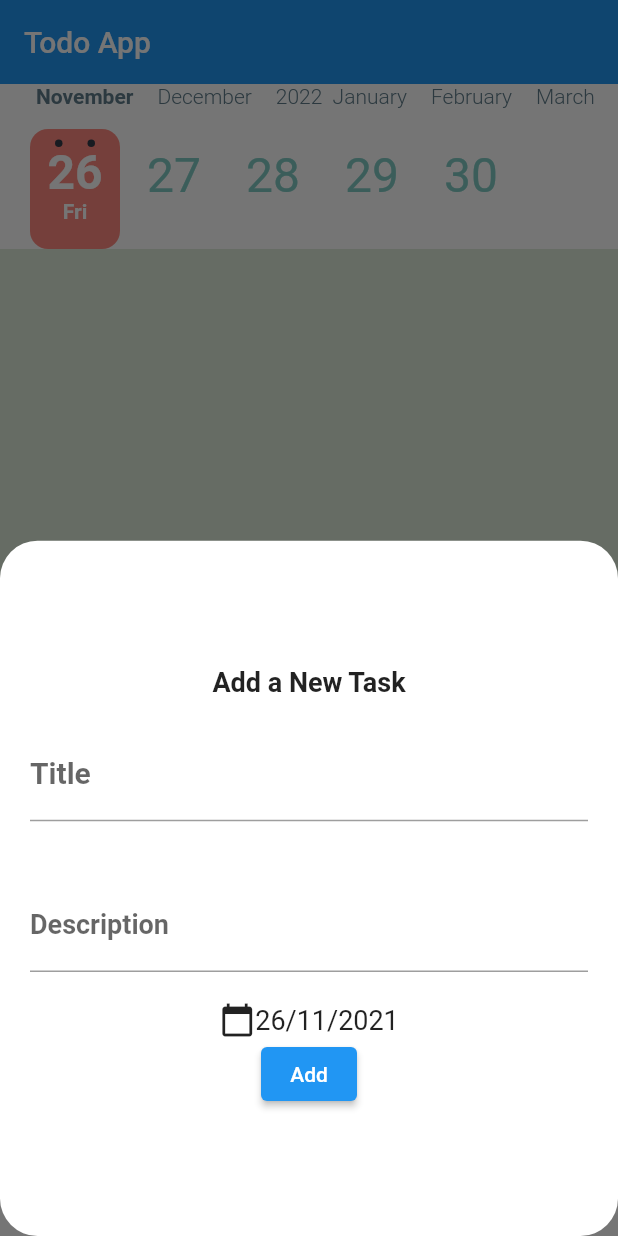
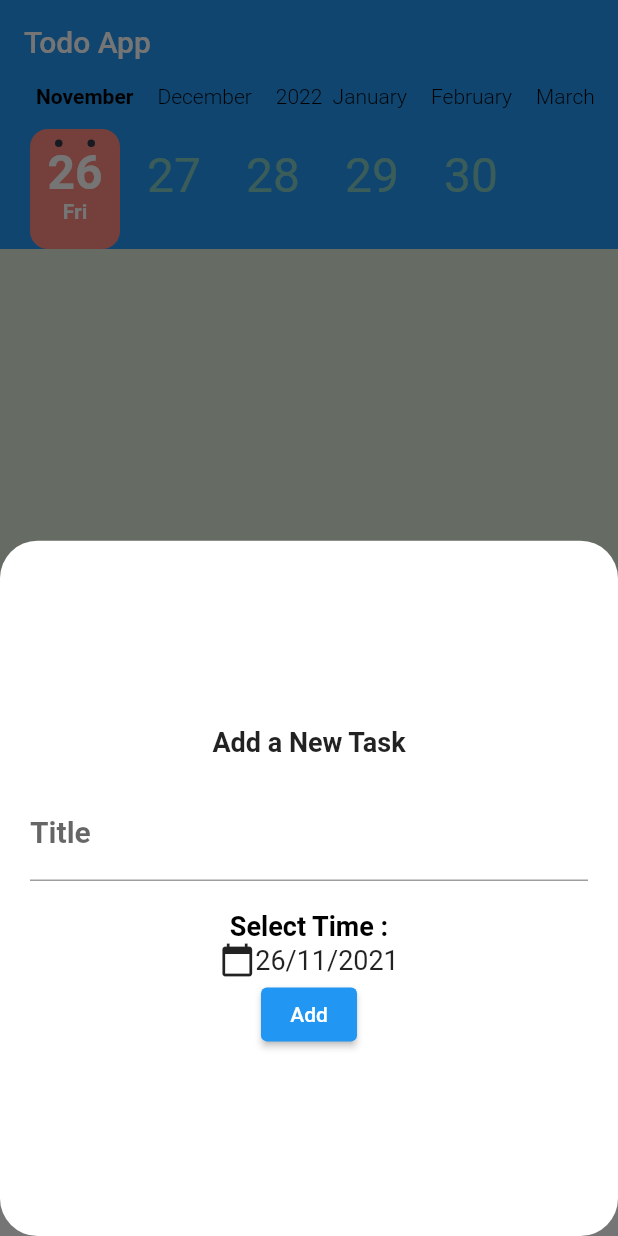
Before and after one commit to mustafasa3eed/todo, a Flutter app: the screen it shows after launch, after a tap on the "add" icon, on a phone screen of 412 x 824 dp. Run offline on Flutter 3.47's test engine with Material 2 defaults, Android fonts, the phone set to English and light mode, and no system bars; drawn by our look-alikes of calendar_timeline; our stand-ins replace cloud_firestore, firebase_core, flutter_slidable, fluttertoast; accounts and stored records are empty; generated files the repository leaves out were written again.

```diff
--- a/lib/ui/home/new_task.dart
+++ b/lib/ui/home/new_task.dart
@@ -1,5 +1,7 @@
 import 'package:flutter/material.dart';
+import 'package:provider/provider.dart';
 import 'package:todo/data/firebase.dart';
+import 'package:todo/providers/AppConfigProvider.dart';
 
 class newTask extends StatefulWidget {
   @override
@@ -7,12 +9,15 @@ class newTask extends StatefulWidget {
 }
 
 class _newTaskState extends State<newTask> {
+
   var formkey = GlobalKey<FormState>();
   DateTime selectedDate = DateTime.now();
   String title = '';
   String description = '';
   @override
   Widget build(BuildContext context) {
+    var provider = Provider.of<AppConfigProvider>(context);
+
     return Container(
       decoration: BoxDecoration(color: Colors.white,
       borderRadius: BorderRadius.circular(25)),
@@ -48,24 +53,11 @@ class _newTaskState extends State<newTask> {
                         )),
                   ),
                 ),
-                Container(
-                  margin: EdgeInsets.all(20),
-                  child: TextFormField(
-                    onChanged: (text){
-                      description = text;
-                    },
-                    validator: (textValue) {
-                      if (textValue == null || textValue.isEmpty) {
-                        return 'Please enter task description';
-                      }
-                      return null;
-                    },
-                    decoration: InputDecoration(
-                        labelText: 'Description',
-                        labelStyle: TextStyle(
-                            fontSize: 18, fontWeight: FontWeight.bold)),
-                  ),
-                ),
+                Text('Select Time :',style: TextStyle(
+                  color: provider.isDarkMode()?Colors.white:Colors.black,
+                  fontSize: 18,
+                  fontWeight: FontWeight.bold
+                ),)
               ],
             ),
           ),
--- a/lib/ui/home/todo_list.dart
+++ b/lib/ui/home/todo_list.dart
@@ -4,6 +4,7 @@ import 'package:flutter/material.dart';
 import 'package:todo/data/firebase.dart';
 import 'package:todo/data/task.dart';
 import 'package:todo/providers/AppConfigProvider.dart';
+import 'package:todo/ui/home/theme.dart';
 import 'package:todo/ui/home/todo_widget.dart';
 import 'package:provider/provider.dart';
 
@@ -22,7 +23,7 @@ class _TodoListState extends State<TodoList> {
     return Column(
       children: [
         Container(
-            color: Colors.white,
+            color: Colors.blue,
             child: CalendarTimeline(
               initialDate: selectedDay,
               firstDate: DateTime.now(),
@@ -34,7 +35,7 @@ class _TodoListState extends State<TodoList> {
                 });
               },
               leftMargin: 20,
-              monthColor: Colors.blueGrey,
+              monthColor: Colors.black,
               dayColor: Colors.teal[200],
               activeDayColor: Colors.white,
               activeBackgroundDayColor: Colors.redAccent[100],
```
